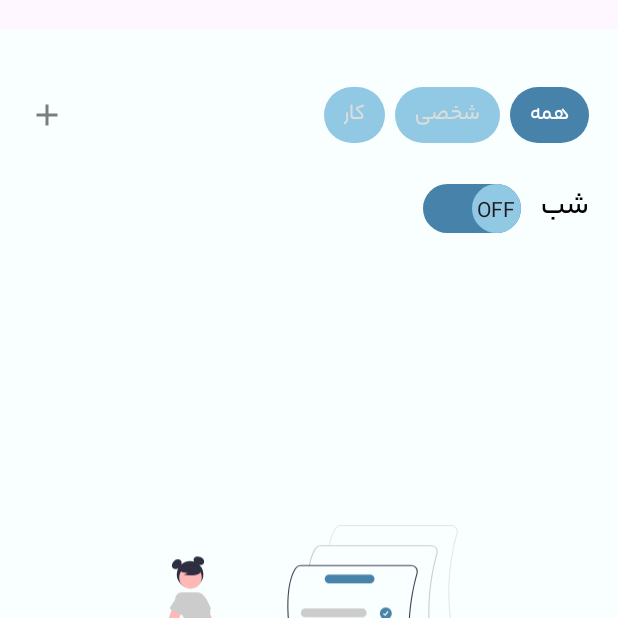
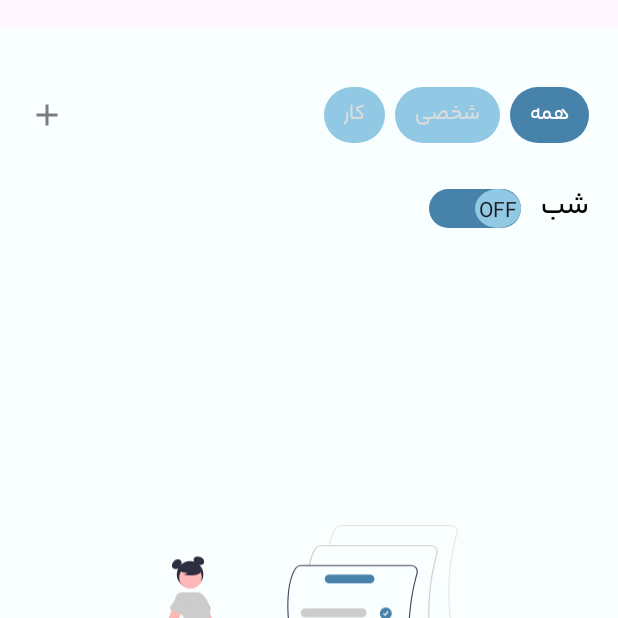
Before and after one commit to SaaraSaber/ToDoList, an Android app: the screen it shows after launch (MainActivity), on a phone screen of 412 x 824 dp, the top half of it. Run offline under Robolectric (Android 15) with nearby library versions, the phone set to English and light mode, and no system bars; our stand-ins replace Room's generated code, navigation-ui, sdp/ssp sizes.

Commit message:
feat(custom btnSwitch)

```diff
--- a/app/src/main/res/drawable/thumb.xml
+++ b/app/src/main/res/drawable/thumb.xml
@@ -4,14 +4,14 @@
     <item android:state_checked="true">
         <shape android:shape="oval">
             <solid android:color="@color/white"/>
-            <size android:height="@dimen/_25sdp" android:width="@dimen/_25sdp"/>
+            <size android:height="@dimen/_20sdp" android:width="@dimen/_20sdp"/>
         </shape>
     </item>
 
     <item android:state_checked="false">
         <shape android:shape="oval">
             <solid android:color="@color/white"/>
-            <size android:height="@dimen/_25sdp" android:width="@dimen/_25sdp"/>
+            <size android:height="@dimen/_20sdp" android:width="@dimen/_20sdp"/>
         </shape>
     </item>
 </selector>
```
